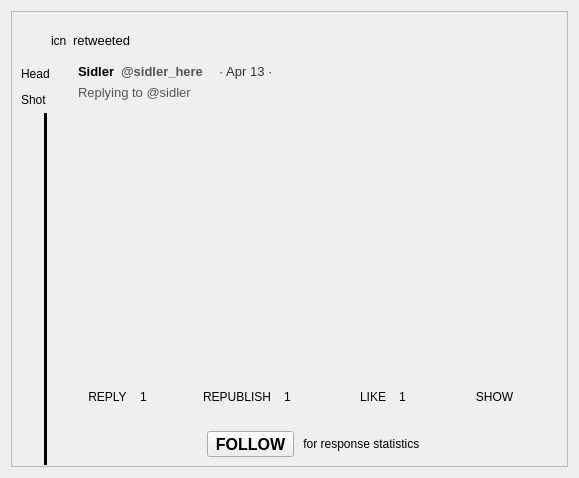
The window that retroshare-gui/src/gui/TheWire/PulseReply.ui (RetroShare/RetroShare) describes before a commit, drawn with Qt 5.
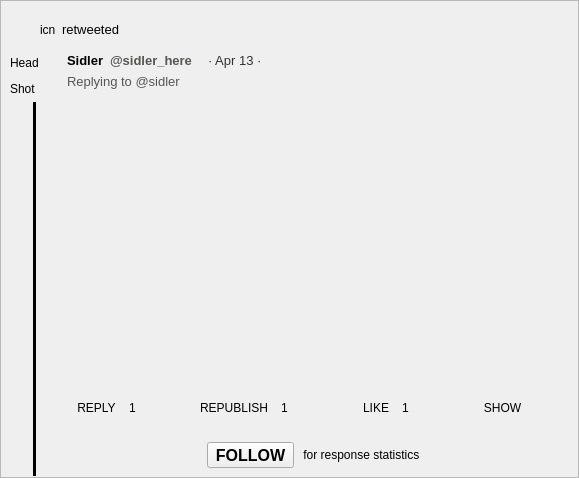
The same window after the commit. Icons and pictures are not drawn. Custom widgets are drawn as their Qt base class.

Commit message:
Fixed margins to remove wasting spaces
Fixed margins to remove wasting spaces
Fixed to hide desc groupbox instead of only desc text,

The edit to the form file:
```diff
--- a/retroshare-gui/src/gui/TheWire/PulseReply.ui
+++ b/retroshare-gui/src/gui/TheWire/PulseReply.ui
@@ -25,6 +25,18 @@
    <string notr="true"/>
   </property>
   <layout class="QVBoxLayout" name="verticalLayout_2">
+   <property name="leftMargin">
+    <number>0</number>
+   </property>
+   <property name="topMargin">
+    <number>0</number>
+   </property>
+   <property name="rightMargin">
+    <number>0</number>
+   </property>
+   <property name="bottomMargin">
+    <number>0</number>
+   </property>
    <item>
     <widget class="QFrame" name="plainFrame">
      <property name="sizePolicy">
```
The commit also changes 4 other files.
